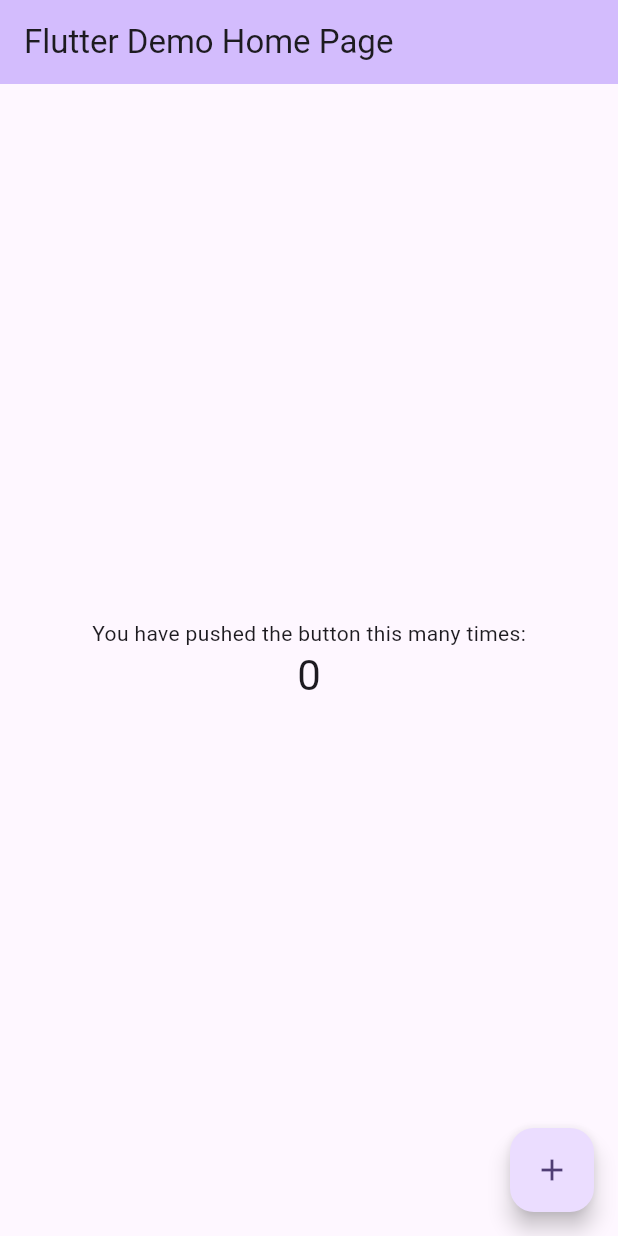
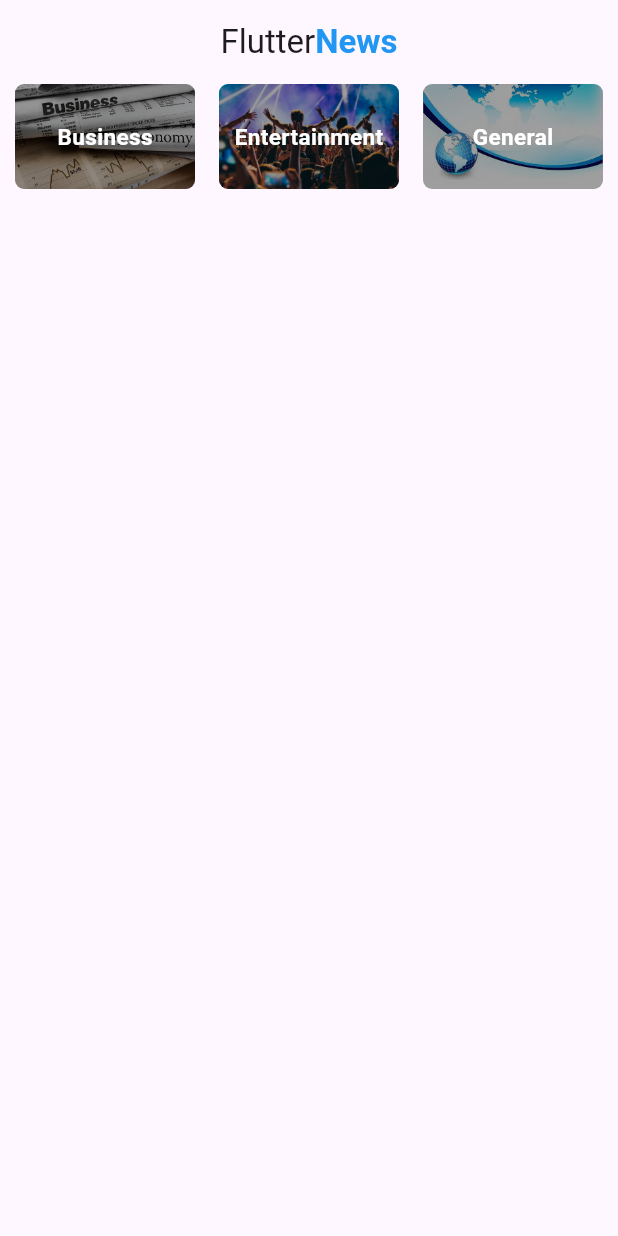
Before and after one commit to wiktoria7001/newsly, a Flutter app: the screen it shows after launch, on a phone screen of 412 x 824 dp. Run offline on Flutter 3.47's test engine with Material 3 defaults, Android fonts, the light colour scheme and no system bars.

Commit message:
category model

```diff
--- a/lib/main.dart
+++ b/lib/main.dart
@@ -1,4 +1,5 @@
 import 'package:flutter/material.dart';
+import 'package:newsly/pages/home.dart';
 
 void main() {
   runApp(const MyApp());
@@ -31,7 +32,7 @@
         colorScheme: ColorScheme.fromSeed(seedColor: Colors.deepPurple),
         useMaterial3: true,
       ),
-      home: const MyHomePage(title: 'Flutter Demo Home Page'),
+      home: Home()
     );
   }
 }
--- /dev/null
+++ b/lib/model/category_model.dart
@@ -0,0 +1,4 @@
+class CategoryModel {
+  String? categoryName;
+  String? image;
+}
--- /dev/null
+++ b/lib/pages/home.dart
@@ -0,0 +1,101 @@
+import 'package:flutter/material.dart';
+import 'package:newsly/model/category_model.dart';
+import 'package:newsly/services/data.dart';
+
+class Home extends StatefulWidget {
+  const Home({super.key});
+
+  @override
+  State<Home> createState() => _HomeState();
+}
+
+class _HomeState extends State<Home> {
+
+List<CategoryModel> categories = [];
+@override
+  void initState() {
+    categories = getCategories();
+    super.initState();
+  }
+
+  @override
+  Widget build(BuildContext context) {
+    return Scaffold(
+      appBar: AppBar(
+        title: Row(
+          mainAxisAlignment: MainAxisAlignment.center,
+          children: [
+            Text("Flutter"),
+            Text(
+              "News",
+              style: TextStyle(color: Colors.blue, fontWeight: FontWeight.bold)
+              ),
+            ],
+        ),
+        centerTitle: true,
+        elevation: 0.0,
+      ),
+      body: Container(
+        child: Column(children: [
+          Container(
+            margin: EdgeInsets.only(left: 10.0),
+            height: 70,
+            child: ListView.builder(
+              shrinkWrap: true,
+              scrollDirection: Axis.horizontal,
+              itemCount: categories.length,
+              itemBuilder: (context,index){
+                return CategoryTitle(
+                  image: categories[index].image,
+                  categoryName: categories[index].categoryName,
+                  );
+              }),
+            )
+          ],
+        ),
+      ),
+    );
+  }
+}
+
+class CategoryTitle extends StatelessWidget {
+  final image, categoryName;
+  CategoryTitle({this.categoryName, this.image});
+
+  @override
+  Widget build(BuildContext context) {
+    return Container(
+      margin: EdgeInsets.only(right: 16),
+      child: Stack(
+        children: [
+          ClipRRect(
+            borderRadius: BorderRadius.circular(6),
+            child:  Image.asset(
+              image,
+              width: 120,
+              height: 70, fit: BoxFit.cover,
+            ),
+          ),
+          Container(
+            width: 120,
+            height: 70,
+            decoration: BoxDecoration(
+              borderRadius: BorderRadius.circular(6),
+              color: Colors.black38,
+            ),
+            child: Center(
+              child: Text(
+                categoryName,
+                style: TextStyle(
+                  color: Colors.white,
+                  fontSize: 15,
+                  fontWeight: FontWeight.bold,
+                ),
+              ),
+            ),
+          )
+        ],
+      ),
+    );
+  }
+}
--- /dev/null
+++ b/lib/services/data.dart
@@ -0,0 +1,33 @@
+import 'package:newsly/model/category_model.dart';
+
+List<CategoryModel> getCategories(){
+  List <CategoryModel> category = [];
+  CategoryModel categoryModel = new CategoryModel();
+
+  categoryModel.categoryName = "Business";
+  categoryModel.image = "images/business.jpg";
+  category.add(categoryModel);
+  categoryModel = new CategoryModel();
+
+  categoryModel.categoryName = "Entertainment";
+  categoryModel.image = "images/entertainment.jpg";
+  category.add(categoryModel);
+  categoryModel = new CategoryModel();
+
+  categoryModel.categoryName = "General";
+  categoryModel.image = "images/general.jpg";
+  category.add(categoryModel);
+  categoryModel = new CategoryModel();
+
+  categoryModel.categoryName = "Health";
+  categoryModel.image = "images/health.jpg";
+  category.add(categoryModel);
+  categoryModel = new CategoryModel();
+
+  categoryModel.categoryName = "Sports";
+  categoryModel.image = "images/sports.jpg";
+  category.add(categoryModel);
+  categoryModel = new CategoryModel();
+
+  return category;
+}
--- a/pubspec.yaml
+++ b/pubspec.yaml
@@ -59,7 +59,8 @@ flutter:
   uses-material-design: true
 
   # To add assets to your application, add an assets section, like this:
-  # assets:
+  assets:
+     - images/
   #   - images/a_dot_burr.jpeg
   #   - images/a_dot_ham.jpeg
 
```
Also changed, not shown: images/business.jpg (added), images/entertainment.jpg (added), images/general.jpg (added), images/health.jpg (added), images/sports.jpg (added).
